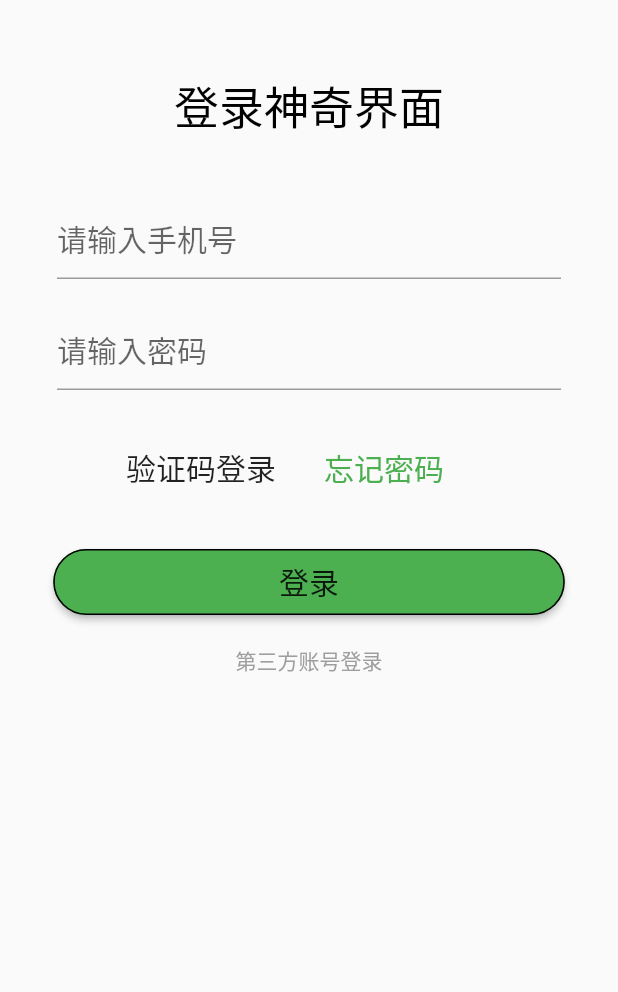
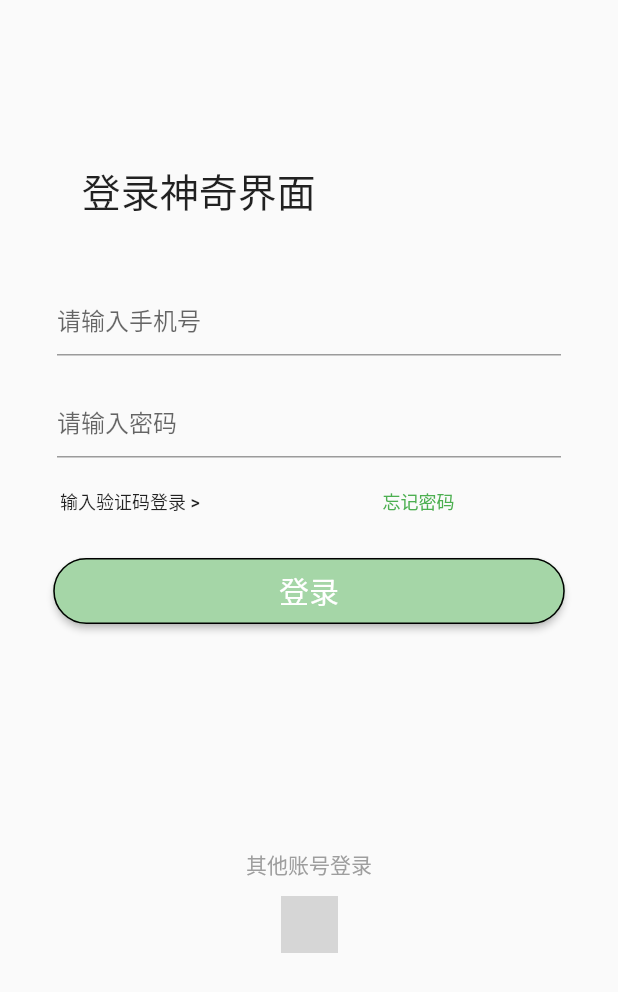
Before and after one commit to 75tang/test7, a Flutter app: the screen it shows after launch, on a phone screen of 412 x 824 dp. Shown: the top 992 px of the screen. Run offline on Flutter 3.47's test engine with Material 2 defaults, Android fonts, the phone set to English and light mode, and no system bars; grey boxes are pictures that could not be loaded.

Commit message:
提交登陆页面修改

```diff
--- a/flutter_app04/lib/main.dart
+++ b/flutter_app04/lib/main.dart
@@ -18,7 +18,9 @@ class RootPageState extends State<RootPage> {
   final _formKey = GlobalKey<FormState>();
   String? _phone, _password;
   bool _isObscure = true;
-
+  List _loginMethod = [
+    {'title': 'weixin', 'icon': 'GroovinMaterialIcons.weixin'}
+  ];
   @override
   Widget build(BuildContext context) {
     // TODO: implement build
@@ -40,9 +42,9 @@ class RootPageState extends State<RootPage> {
       child: Padding(
         padding: const EdgeInsets.all(8.0),
         child: Column(
-          children: <Widget>[
-            SizedBox(
-              height: 40.0,
+          children: [
+            Container(
+              margin: EdgeInsets.only(left: 20, right: 20, top: 60),
             ),
             buildTitle(),
             SizedBox(
@@ -60,11 +62,13 @@ class RootPageState extends State<RootPage> {
             SizedBox(
               height: 30,
             ),
-            buildLoginButton(context),
+            buildLoginButton(),
             SizedBox(
-              height: 20.0,
+              height: 150.0,
             ),
             buildOtherLoginText(),
+            SizedBox(height: 10.0),
+            buildOtherLoginImage(),
           ],
         ),
       ),
@@ -74,17 +78,18 @@ class RootPageState extends State<RootPage> {
   buildTitle() {
     return Container(
       margin: EdgeInsets.only(
-        left: 30.0,
-        right: 30.0,
+        left: 36.0,
+        top: 40.0,
       ),
       child: Text(
         '登录神奇界面',
-        textAlign: TextAlign.left,
         style: TextStyle(
-          fontSize: 30.0,
-          color: Colors.black,
+          fontSize: 26.0,
+          color: Colors.black87,
         ),
       ),
+      width: 339.0,
+      height: 41.0,
     );
   }
 
@@ -104,7 +109,7 @@ class RootPageState extends State<RootPage> {
         Expanded(
           child: TextField(
             decoration: InputDecoration(
-                hintText: '请输入手机号', hintStyle: TextStyle(fontSize: 20)),
+                hintText: '请输入手机号', hintStyle: TextStyle(fontSize: 16)),
           ),
         )
       ],
@@ -128,7 +133,7 @@ class RootPageState extends State<RootPage> {
           child: TextField(
             decoration: InputDecoration(
               hintText: '请输入密码',
-              hintStyle: TextStyle(fontSize: 20),
+              hintStyle: TextStyle(fontSize: 16),
             ),
           ),
         )
@@ -140,27 +145,34 @@ class RootPageState extends State<RootPage> {
     return Row(
       children: [
         Container(
-          margin: EdgeInsets.only(
-            left: 30.0,
-            right: 30.0,
+          margin: EdgeInsets.only(left: 16.0, right: 30.0),
+          width: 307.0,
+          height: 17.0,
+          child: Row(
+            children: <Widget>[
+              buildVerCode(),
+              SizedBox(
+                width: 65.0,
+              ),
+              buildRigister(),
+            ],
           ),
         ),
-        buildVerCode(),
-        buildRigister(),
       ],
     );
   }
 
   buildVerCode() {
-    return Padding(
-      padding: const EdgeInsets.only(top: 8.0),
+    return Container(
+      width: 150.0,
+      height: 17.0,
       child: Align(
         alignment: Alignment.centerLeft,
         child: FlatButton(
           child: Text(
-            '验证码登录',
+            '输入验证码登录 >',
             style: TextStyle(
-              fontSize: 20.0,
+              fontSize: 12.0,
             ),
           ),
           onPressed: () {
@@ -172,14 +184,14 @@ class RootPageState extends State<RootPage> {
   }
 
   buildRigister() {
-    return Padding(
-      padding: const EdgeInsets.only(top: 8.0),
+    return Container(
+      width: 80.0,
+      height: 17.0,
       child: Align(
-        alignment: Alignment.centerRight,
         child: FlatButton(
           child: Text(
             '忘记密码',
-            style: TextStyle(fontSize: 20.0, color: Colors.green),
+            style: TextStyle(fontSize: 12.0, color: Colors.green),
           ),
           onPressed: () {
             Navigator.pop(context);
@@ -189,7 +201,7 @@ class RootPageState extends State<RootPage> {
     );
   }
 
-  Align buildLoginButton(BuildContext context) {
+  buildLoginButton() {
     return Align(
       child: SizedBox(
         height: 44.0,
@@ -197,12 +209,14 @@ class RootPageState extends State<RootPage> {
         child: RaisedButton(
           child: Text(
             '登录',
-            style: TextStyle(fontSize: 20.0),
+            style: TextStyle(fontSize: 20.0, color: Colors.white),
           ),
-          color: Colors.green,
+          color: Colors.green[200],
           onPressed: () {
             if (_formKey.currentState!.validate()) {
+              ///只有输入的内容符合要求通过才会到达此处
               _formKey.currentState!.save();
+              //TODO 执行登录方法
               print('user:$_phone , assword:$_password');
             }
           },
@@ -211,13 +225,25 @@ class RootPageState extends State<RootPage> {
       ),
     );
   }
+
+  buildOtherLoginText() {
+    return Align(
+      alignment: Alignment.center,
+      child: Text(
+        '其他账号登录',
+        style: TextStyle(color: Colors.grey, fontSize: 14.0),
+      ),
+    );
+  }
+
+  buildOtherLoginImage() {
+    return Container(
+      child: Image.asset('images/weixin.jpg'),
+      width: 38.0,
+      height: 38.0,
+    );
+  }
 }
 
-Align buildOtherLoginText() {
-  return Align(
-      alignment: Alignment.center,
-      child: Text(
-        '第三方账号登录',
-        style: TextStyle(color: Colors.grey, fontSize: 14.0),
-      ));
-}
+
+       // Image.asset('assets/images/3.0x/weixin.jpg'),
```
Also changed, not shown: flutter_app04/assets/images/2.0x/weixin.jpg (added), flutter_app04/assets/images/3.0x/weixin.jpg (added), flutter_app04/assets/weixin.jpg (added), flutter_app04/images/weixin.jpg (added).
